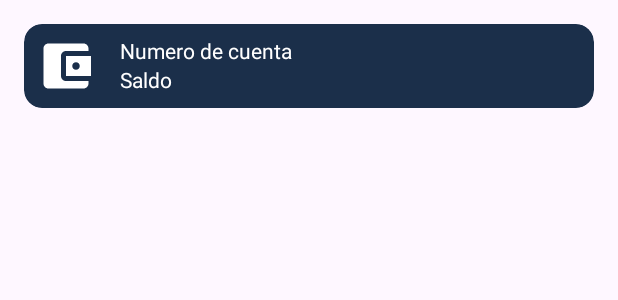
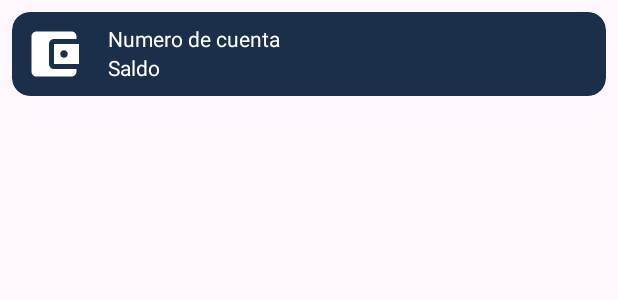
Before and after one commit to jtorrast/dm-banco-jototo, an Android app: the layout item_account_gb.xml on its own in the app's theme, with its tools: preview values and no code run, on a phone screen of 412 x 824 dp. Shown: the top 300 px of the screen. Run offline under Robolectric (Android 15) with nearby library versions, the phone set to English and light mode, and no system bars.

Commit message:
Mejoras vista RV account fragment

```diff
--- a/app/src/main/java/com/example/banco_jototo/fragments/AccountsFragment.kt
+++ b/app/src/main/java/com/example/banco_jototo/fragments/AccountsFragment.kt
@@ -24,7 +24,6 @@ class AccountsFragment: Fragment(), OnClickListener {
     private lateinit var binding: FragmentAccountsBinding
     private lateinit var accountsAdapter: AccountAdapter
     private lateinit var linearLayoutManager: LinearLayoutManager
-    private lateinit var itemDecoration: DividerItemDecoration
 
     private lateinit var cliente: Cliente
     private lateinit var listener: AccountsListener
@@ -52,12 +51,12 @@ class AccountsFragment: Fragment(), OnClickListener {
         }
 
         linearLayoutManager = LinearLayoutManager(context)
-        itemDecoration = DividerItemDecoration(context, DividerItemDecoration.VERTICAL)
+
 
         binding.recyclerIdAccounts.apply {
             layoutManager = linearLayoutManager
             adapter = accountsAdapter
-            addItemDecoration(itemDecoration)
+
         }
         return binding.root
         //return inflater.inflate(R.layout.fragment_accounts, container, false)
--- a/app/src/main/res/layout/fragment_accounts.xml
+++ b/app/src/main/res/layout/fragment_accounts.xml
@@ -4,7 +4,6 @@
     android:layout_width="match_parent"
     android:layout_height="match_parent"
     android:orientation="vertical"
-    android:padding="10dp"
     tools:context=".fragments.AccountsFragment">
 
     <TextView
--- a/app/src/main/res/layout/item_account_gb.xml
+++ b/app/src/main/res/layout/item_account_gb.xml
@@ -2,7 +2,7 @@
 <androidx.constraintlayout.widget.ConstraintLayout xmlns:android="http://schemas.android.com/apk/res/android"
     android:layout_width="match_parent"
     android:layout_height="wrap_content"
-    android:padding="16dp"
+    android:padding="8dp"
     xmlns:app="http://schemas.android.com/apk/res-auto"
     xmlns:tools="http://schemas.android.com/tools"
     android:clickable="true"
@@ -12,11 +12,8 @@
         android:layout_width="match_parent"
         android:layout_height="wrap_content"
         style="?attr/materialCardViewElevatedStyle"
-        android:clickable="true"
-        android:focusable="true"
         android:visibility="visible"
         app:cardBackgroundColor="#1B2F4A"
-        app:cardElevation="1dp"
         app:layout_constraintStart_toEndOf="parent"
         app:layout_constraintTop_toTopOf="parent">
         <androidx.constraintlayout.widget.ConstraintLayout
```
